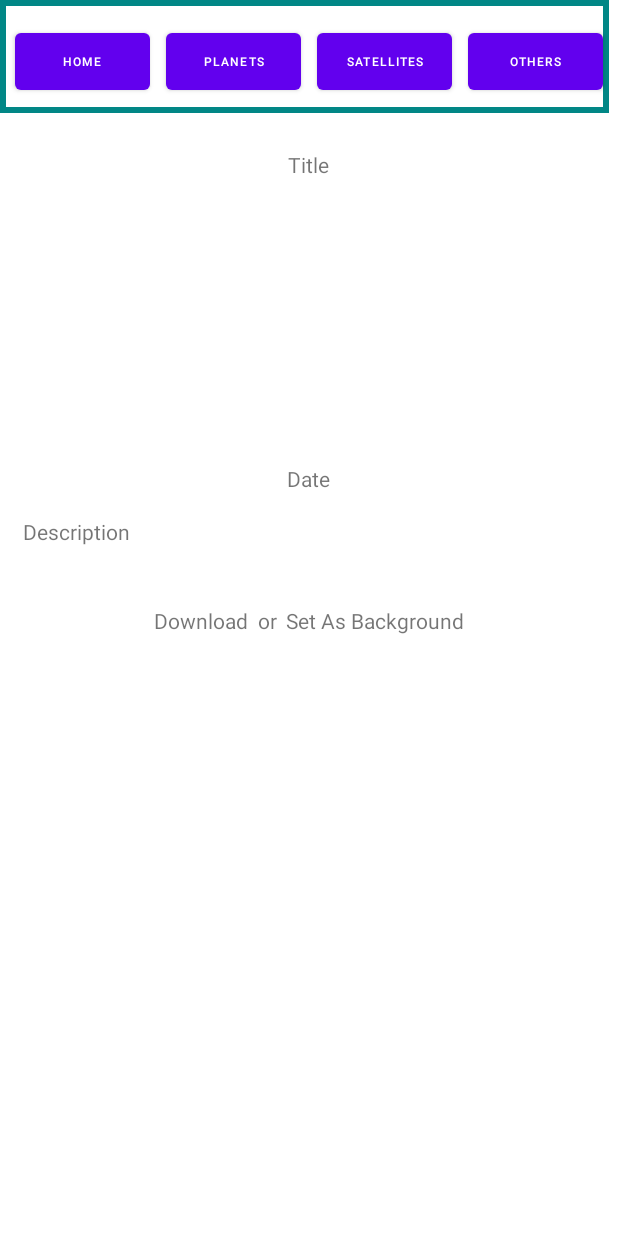
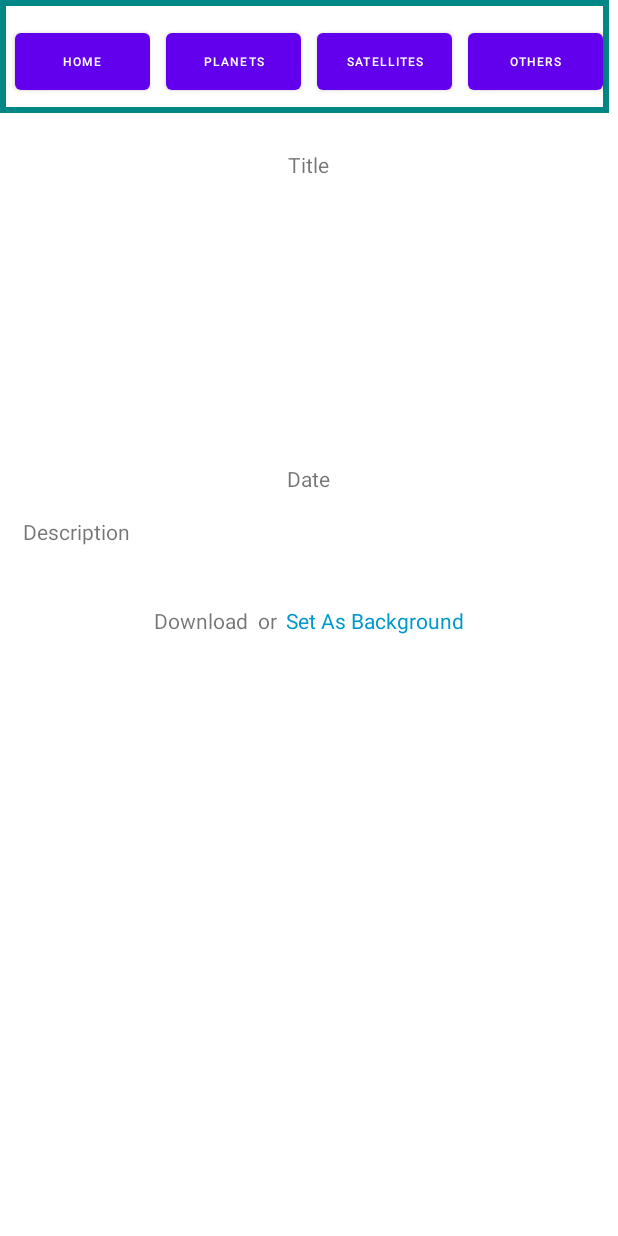
Before and after one commit to alexgimenez02/TFG_2022-2023, an Android app: the screen it shows after launch (MainActivity), on a phone screen of 412 x 824 dp. Run offline under Robolectric (Android 15) with nearby library versions, the light colour scheme and no system bars; pictures from the network do not load; 2 statements that could not run were skipped.

Commit message:
Changed text from Main Activity

```diff
--- a/app/src/main/java/com/example/tfgapp/MainActivity.java
+++ b/app/src/main/java/com/example/tfgapp/MainActivity.java
@@ -107,11 +107,11 @@ public class MainActivity extends AppCompatActivity {
                             TextView textViewTitle = findViewById(R.id.textView1);
                             TextView textViewDate = findViewById(R.id.textView2);
                             TextView textViewDesc = findViewById(R.id.textView3);
-                            textViewTitle.setText(String.format("Title: %s", title));
+                            textViewTitle.setText(String.format("%s", title));
                             textViewTitle.setTextSize(12.0f);
-                            textViewDate.setText(String.format("Date:%s", date));
+                            textViewDate.setText(String.format("%s", date));
                             textViewDate.setTextSize(8.0f);
-                            textViewDesc.setText(String.format("Description: %s", description));
+                            textViewDesc.setText(String.format("%s", description));
                             textViewDesc.setTextSize(7.0f);
                             ImageView imageView = findViewById(R.id.imageView);
                             ImageView largeImageView = findViewById(R.id.largeImageView);
--- a/app/src/main/res/layout/activity_main.xml
+++ b/app/src/main/res/layout/activity_main.xml
@@ -147,7 +147,7 @@
         android:clickable="true"
         android:text="Set As Background"
 
-        android:textColorLink="@android:color/holo_blue_dark"
+        android:textColor="@android:color/holo_blue_dark"
         app:layout_constraintEnd_toEndOf="parent"
         app:layout_constraintStart_toEndOf="@+id/textView5"
         app:layout_constraintTop_toBottomOf="@+id/textView3" />
```
